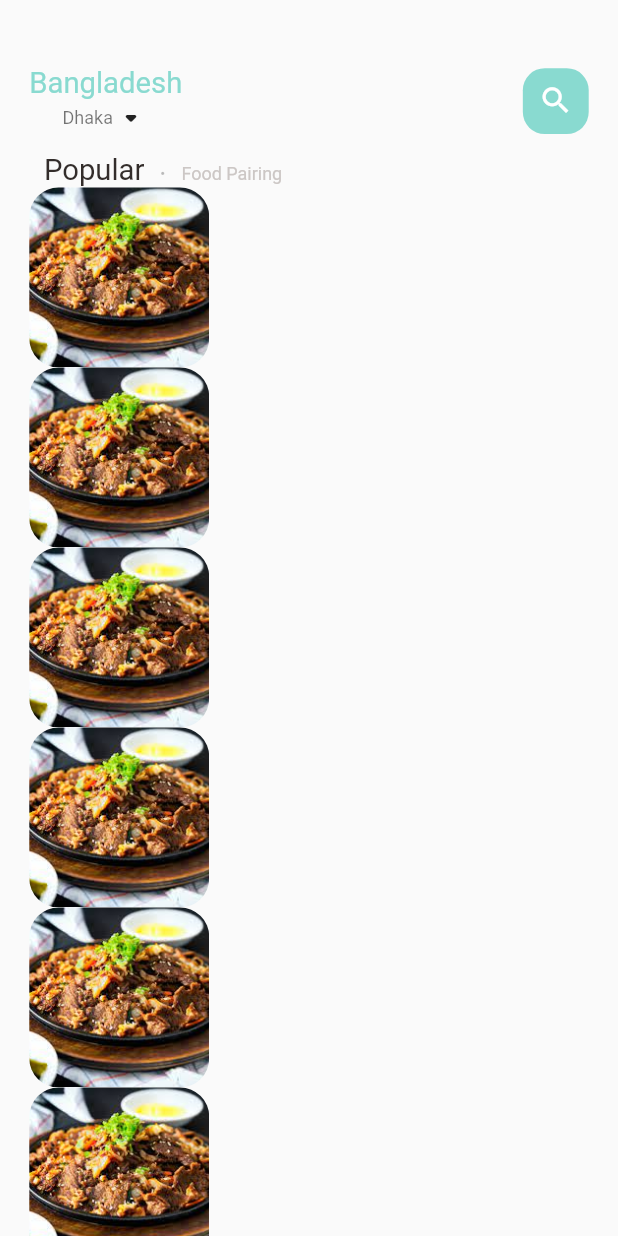
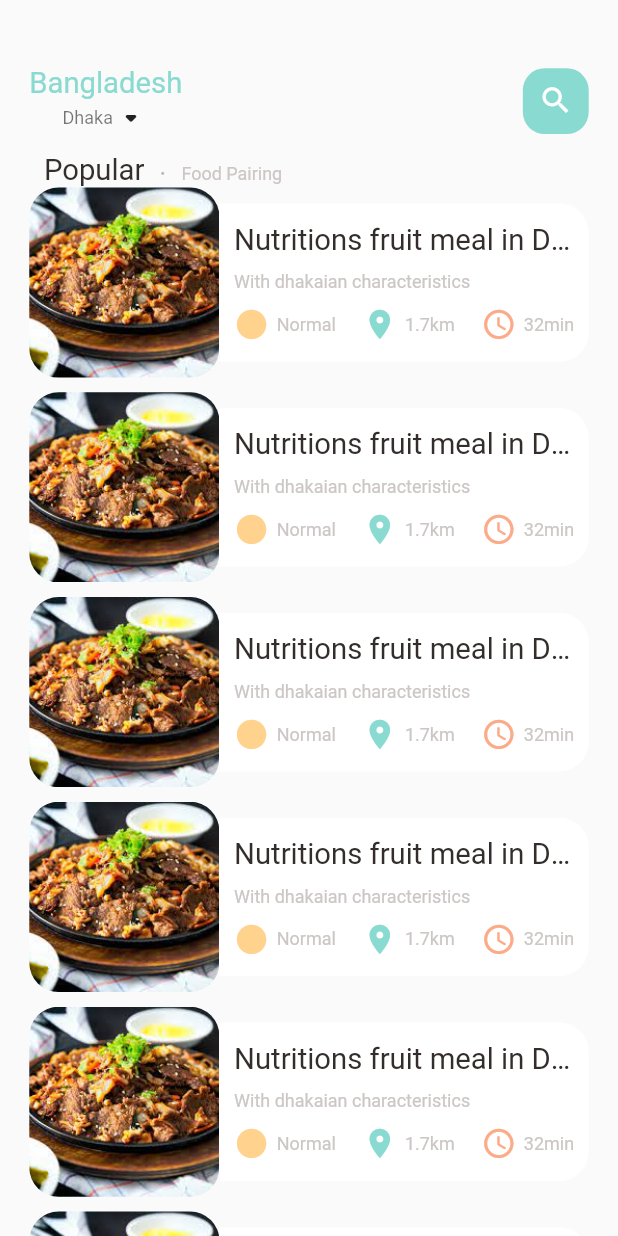
Before and after one commit to Md-Shadiuzzaman-Khan/Food-Delivary-E-commerce-App, a Flutter app: the screen it shows after launch, scrolled down 369 dp, on a phone screen of 412 x 824 dp. Run offline on Flutter 3.47's test engine with Material 2 defaults, Android fonts, the phone set to English and light mode, and no system bars; our stand-ins replace dots_indicator, get.

Commit message:
Initial commit
e-commerce app

```diff
--- a/lib/home/food_page_body.dart
+++ b/lib/home/food_page_body.dart
@@ -89,12 +89,13 @@ class _FoodPageBodyState extends State<FoodPageBody> {
               itemCount: 10,
               itemBuilder: (context, index){
               return Container(
-                margin: EdgeInsets.only(left: Dimensions.width20, right: Dimensions.width20),
+                margin: EdgeInsets.only(left: Dimensions.width20, right: Dimensions.width20, bottom: Dimensions.height10),
                 child: Row(
                   children: [
+                    //image container
                     Container(
-                      width:120,
-                      height: 120,
+                      width:Dimensions.listViewImgSize,
+                      height: Dimensions.listViewImgSize,
                       decoration: BoxDecoration(
                         borderRadius: BorderRadius.circular(Dimensions.radius20),
                         color: Colors.white38,
@@ -102,6 +103,39 @@ class _FoodPageBodyState extends State<FoodPageBody> {
                           fit: BoxFit.cover,
                           image: AssetImage(
                             "assets/image/image1.jpeg"
+                          ),
+                        ),
+                      ),
+                    ),
+                    //text container
+                    Expanded(
+                      child: Container(
+                        height: Dimensions.listViewTextContSize,
+                        decoration: BoxDecoration(
+                          borderRadius: BorderRadius.only(topRight: Radius.circular(Dimensions.radius20), bottomRight: Radius.circular(Dimensions.radius20),),
+                          color: Colors.white,
+                        ),
+                        child: Padding(
+                          padding: EdgeInsets.only(left: Dimensions.width10, right: Dimensions.width10),
+                          child: Column(
+                            crossAxisAlignment: CrossAxisAlignment.start,
+                            mainAxisAlignment: MainAxisAlignment.center,
+                            children: [
+                              Bigtext(text: "Nutritions fruit meal in Dhaka"),
+                              SizedBox(height: Dimensions.height10,),
+                              SmallText(text: "With dhakaian characteristics"),
+                              SizedBox(height: Dimensions.height10,),
+                              Row(
+                                mainAxisAlignment: MainAxisAlignment.spaceBetween,
+                                children: [
+                                  IconAndTextWidget(icon: Icons.circle_sharp, text: "Normal", iconColor: AppColors.iconColor1),
+
+                                  IconAndTextWidget(icon: Icons.location_on, text: "1.7km", iconColor: AppColors.mainColor),
+
+                                  IconAndTextWidget(icon: Icons.access_time_rounded, text: "32min", iconColor: AppColors.iconColor2),
+                                ],
+                              ),
+                            ],
                           ),
                         ),
                       ),
--- a/lib/utils/dimensions.dart
+++ b/lib/utils/dimensions.dart
@@ -32,4 +32,8 @@ class Dimensions{
 
   //icon size
   static double iconSize24 = screenHeight/35.17;
+
+  //list view size
+  static double listViewImgSize = screenWidth/3.25;
+  static double listViewTextContSize = screenWidth/3.9;
 }
```
